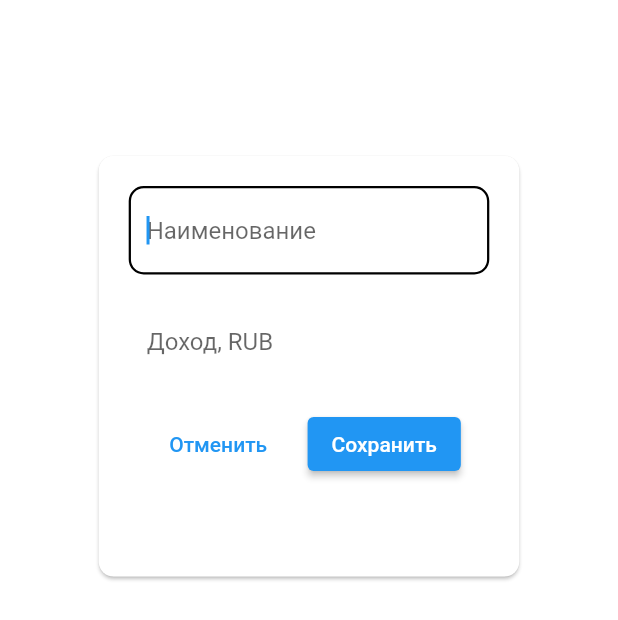
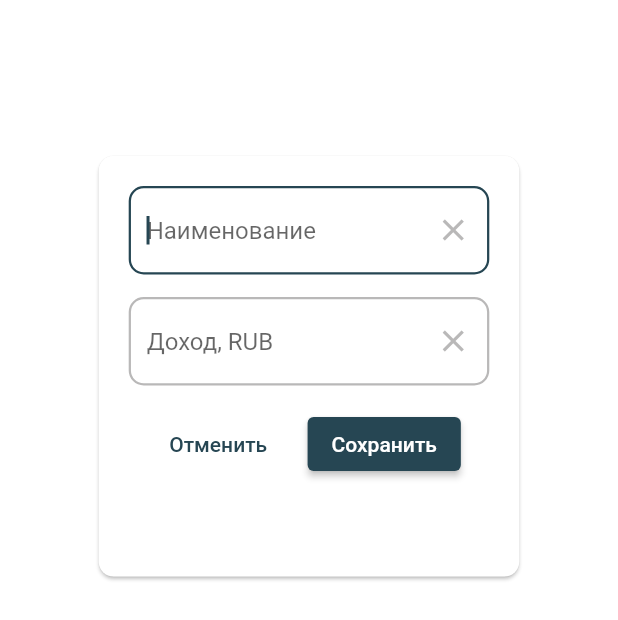
Before and after one commit to zirg41/potty, a Flutter app: the CreatePotSetBody screen opened directly, on a phone screen of 412 x 824 dp. Shown: the top 620 px of the screen. Run offline on Flutter 3.47's test engine with Material 2 defaults, Android fonts, the light colour scheme and no system bars; our stand-ins replace auto_route, bloc, dartz, equatable, flutter_bloc, get_it and 5 more; missing offline and left inert: dart:ffi; accounts and stored records are empty.

Commit message:
whole app themeing

```diff
--- a/lib/global/theme/app_themes.dart
+++ b/lib/global/theme/app_themes.dart
@@ -8,15 +8,26 @@
 
 final appThemeData = {
   AppTheme.lightTheme: ThemeData(
-    brightness: Brightness.light,
-    primaryColor: Colors.indigo,
     textTheme: TextTheme(
       titleLarge: GoogleFonts.lato(fontSize: 25),
       bodyLarge: GoogleFonts.lato(fontSize: 15, fontWeight: FontWeight.bold),
       bodyMedium: GoogleFonts.lato(fontSize: 15),
       bodySmall: GoogleFonts.lato(fontSize: 12),
     ),
-    // TODO light Colorscheme should be added
+    colorScheme: const ColorScheme.dark().copyWith(
+      brightness: Brightness.light,
+      primary: pottyPalette['Charcoal'],
+      secondary: pottyPalette['Persian Green'],
+      onSecondary: const Color(0xFFFFFFFF),
+      onPrimary: const Color(0xFFFFFFFF),
+      surface: const Color(0xFFFFFFFF),
+      onSurface: pottyPalette['Charcoal'],
+      background: const Color(0xFFFFFFFF),
+      tertiary: pottyPalette['Sandy Brown'],
+      primaryContainer: pottyPalette['Burnt Sienna'],
+      outline: const Color.fromARGB(255, 185, 184, 184),
+      error: const Color(0xFFB00020),
+    ),
   ),
   AppTheme.darkTheme: ThemeData(
     brightness: Brightness.dark,
@@ -29,10 +40,11 @@
     colorScheme: const ColorScheme.dark().copyWith(
       secondary: pottyPalette['Charcoal'],
       onSecondary: Colors.white70,
-      primary: Color.fromARGB(255, 75, 75, 75),
+      primary: const Color.fromARGB(255, 75, 75, 75),
       surface: const Color.fromARGB(255, 43, 43, 43),
       background: const Color(0xFF121212),
       tertiary: const Color.fromARGB(255, 203, 122, 60),
+      primaryContainer: const Color.fromARGB(255, 43, 43, 43),
       outline: const Color.fromARGB(255, 70, 70, 70),
       error: Colors.red,
     ),
@@ -50,6 +62,6 @@
   'Charcoal': Color(0xFF264653),
   'Persian Green': Color(0xFF2A9D8F),
   'Maize Crayola': Color(0xFFE9C46A),
-  'Sandy Brown': Color(0xFFE76F51),
+  'Sandy Brown': Color(0xFFF4A261),
   'Burnt Sienna': Color(0xFFE76F51),
 };
```
Also changed, not shown: lib/features/potties_manager/presentation/pages/other_widgets/custom_snack_bar.dart (+8 -4 lines).
